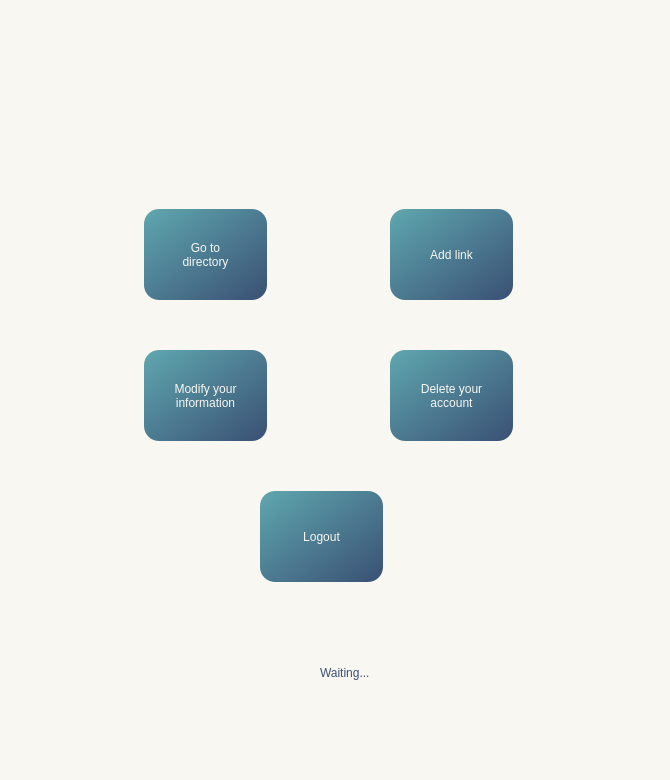
Qt form GUI/SymposiumGui/home.ui (RickZack/Symposium) before a commit.
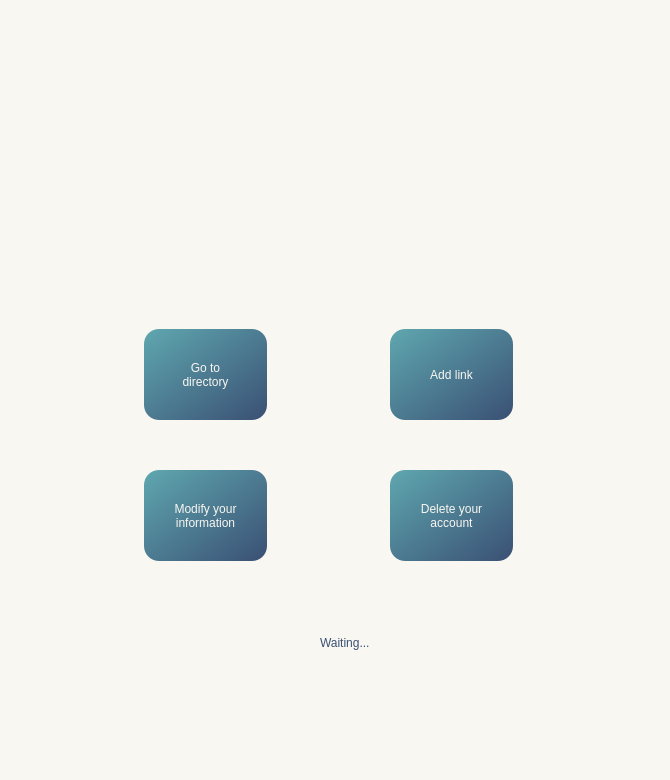
The same form after that commit. Icons and pictures are not drawn.

```diff
--- a/GUI/SymposiumGui/home.ui
+++ b/GUI/SymposiumGui/home.ui
@@ -21,7 +21,7 @@
     <property name="geometry">
      <rect>
       <x>220</x>
-      <y>640</y>
+      <y>610</y>
       <width>61</width>
       <height>61</height>
      </rect>
@@ -34,7 +34,7 @@
     <property name="geometry">
      <rect>
       <x>320</x>
-      <y>665</y>
+      <y>635</y>
       <width>81</width>
       <height>16</height>
      </rect>
@@ -51,7 +51,7 @@
     <property name="geometry">
      <rect>
       <x>390</x>
-      <y>209</y>
+      <y>329</y>
       <width>123</width>
       <height>91</height>
      </rect>
@@ -70,7 +70,7 @@
     <property name="geometry">
      <rect>
       <x>144</x>
-      <y>209</y>
+      <y>329</y>
       <width>123</width>
       <height>91</height>
      </rect>
@@ -90,7 +90,7 @@
     <property name="geometry">
      <rect>
       <x>144</x>
-      <y>350</y>
+      <y>470</y>
       <width>123</width>
       <height>91</height>
      </rect>
@@ -110,7 +110,7 @@
     <property name="geometry">
      <rect>
       <x>390</x>
-      <y>350</y>
+      <y>470</y>
       <width>123</width>
       <height>91</height>
      </rect>
@@ -129,29 +129,41 @@
    <widget class="QPushButton" name="logout">
     <property name="geometry">
      <rect>
-      <x>260</x>
-      <y>491</y>
-      <width>123</width>
-      <height>91</height>
-     </rect>
-    </property>
-    <property name="styleSheet">
-     <string notr="true">background-color: qlineargradient(x1: 0, y1: 0, x2: 1, y2: 1, stop: 0 rgb(95, 167, 175), stop: 1 rgb(58, 80, 116));
-color: rgb(249, 247, 241); 
-font: 14pt &quot;Baskerville Old Face&quot;;
-border-radius:15px;</string>
-    </property>
-    <property name="text">
-     <string>Logout</string>
-    </property>
-   </widget>
-   <widget class="QLabel" name="logo">
-    <property name="geometry">
-     <rect>
-      <x>180</x>
+      <x>580</x>
       <y>20</y>
-      <width>381</width>
-      <height>101</height>
+      <width>71</width>
+      <height>51</height>
+     </rect>
+    </property>
+    <property name="styleSheet">
+     <string notr="true">border:none;
+background-color: rgb(249, 247, 241); 
+</string>
+    </property>
+    <property name="text">
+     <string/>
+    </property>
+    <property name="icon">
+     <iconset resource="resources.qrc">
+      <normaloff>:/icon/exit.png</normaloff>:/icon/exit.png</iconset>
+    </property>
+    <property name="iconSize">
+     <size>
+      <width>40</width>
+      <height>40</height>
+     </size>
+    </property>
+    <property name="flat">
+     <bool>true</bool>
+    </property>
+   </widget>
+   <widget class="QLabel" name="logo">
+    <property name="geometry">
+     <rect>
+      <x>120</x>
+      <y>100</y>
+      <width>491</width>
+      <height>141</height>
      </rect>
     </property>
     <property name="styleSheet">
```
Left out of the diff: 8 changed lines with no effect on the pictures.
